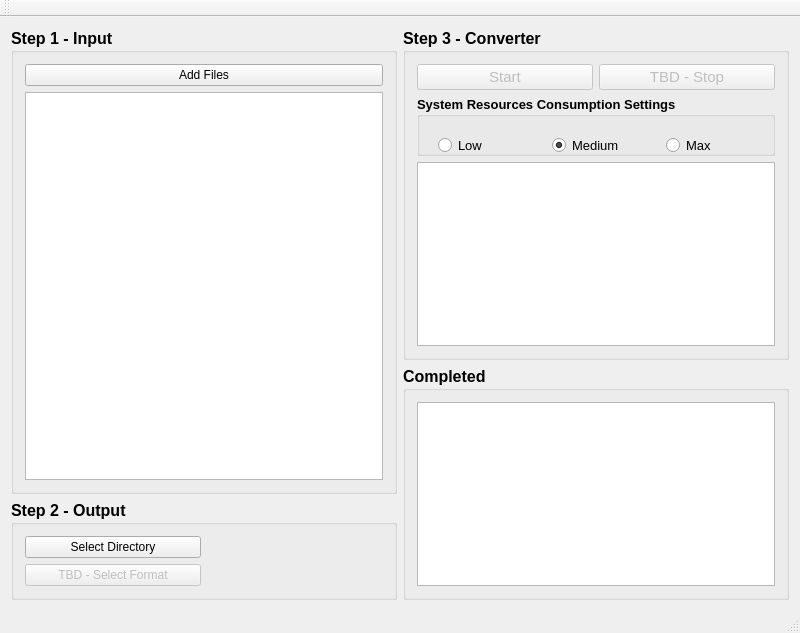
jesper/easy-video-converter, file mainwindow.ui: the form before one commit.
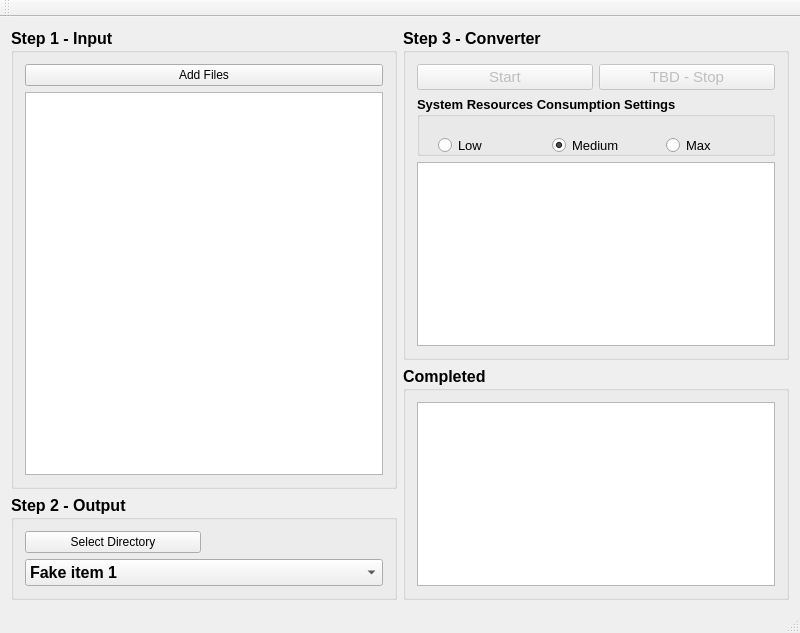
The form after the commit.

Commit message: Start of format selection combo box

The edit to the form file:
```diff
--- a/mainwindow.ui
+++ b/mainwindow.ui
@@ -128,38 +128,17 @@
          <item>
           <layout class="QHBoxLayout" name="horizontalLayout">
            <item>
-            <widget class="QPushButton" name="pushButton">
-             <property name="enabled">
-              <bool>false</bool>
-             </property>
-             <property name="font">
-              <font>
-               <pointsize>9</pointsize>
-               <weight>50</weight>
-               <bold>false</bold>
-              </font>
-             </property>
+            <widget class="QComboBox" name="cb_format">
+             <item>
              <property name="text">
-              <string>TBD - Select Format</string>
-             </property>
-            </widget>
+               <string>Fake item 1</string>
+              </property>
            </item>
            <item>
-            <widget class="QLabel" name="label">
-             <property name="font">
-              <font>
-               <pointsize>9</pointsize>
-               <weight>50</weight>
-               <italic>true</italic>
-               <bold>false</bold>
-              </font>
-             </property>
-             <property name="styleSheet">
-              <string>color :red</string>
-             </property>
              <property name="text">
-              <string>&lt;no format selected&gt;</string>
-             </property>
+               <string>fake item 2</string>
+              </property>
+             </item>
             </widget>
            </item>
           </layout>
```
Lines whose indentation alone changed are shown as unchanged. The commit also changes 7 other files.
